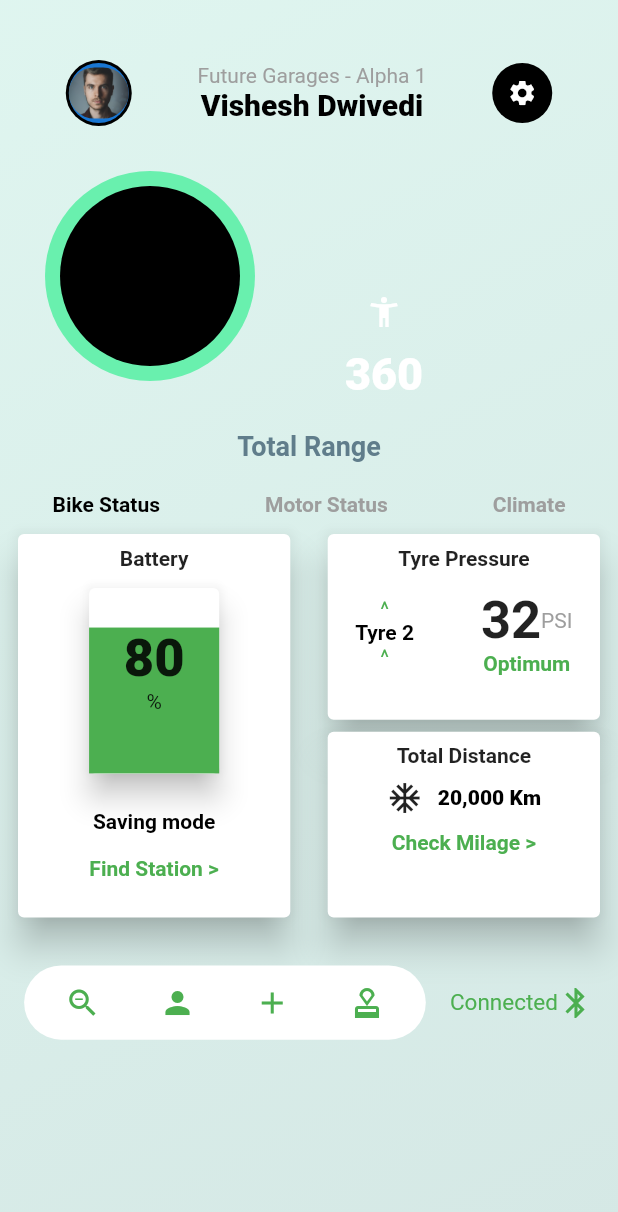
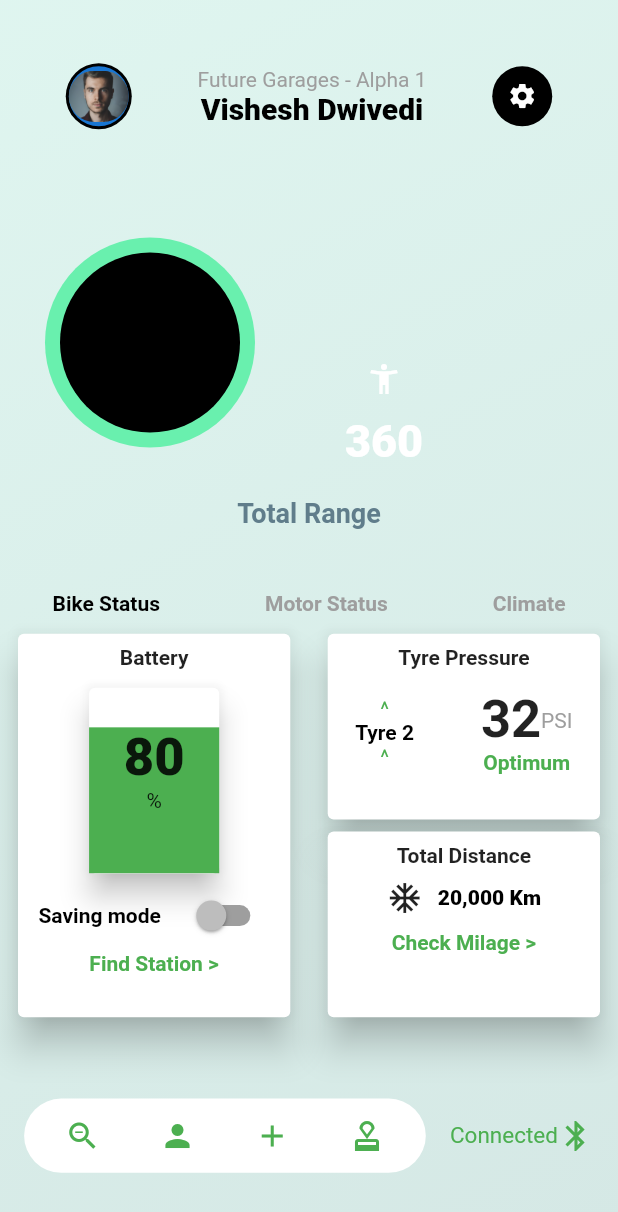
Before and after one commit to AMANSAINI7144/FUTURE_GARAGE, a Flutter app: the screen it shows after launch, on a phone screen of 412 x 824 dp. Shown: the top 1212 px of the screen. Run offline on Flutter 3.47's test engine with Material 2 defaults, Android fonts, the phone set to English and light mode, and no system bars.

Commit message:
toddle bar and little adjustment done!

```diff
--- a/lib/main.dart
+++ b/lib/main.dart
@@ -35,19 +35,11 @@ class _MyAppState extends State<MyApp> {
             ),
           ),
           child: Column(
+            mainAxisAlignment: MainAxisAlignment.spaceEvenly,
             children: <Widget>[
-              SizedBox(
-                height: 40,
-              ),
               UpperBar(),
               UpperBody(),
-              SizedBox(
-                height: 20,
-              ),
               MiddleBody(),
-              SizedBox(
-                height: 20,
-              ),
               LowerBar(),
             ],
           ),
--- a/lib/middleBody.dart
+++ b/lib/middleBody.dart
@@ -77,10 +77,9 @@ class _MiddleBodyState extends State<MiddleBody> {
                                 ),
                                 Container(
                                   height: height * 0.118,
-                                      width: width * 0.23,
+                                  width: width * 0.22,
                                   color: Colors.green,
-                                      child: Column(
-                                        children: <Widget>[
+                                  child: Column(children: <Widget>[
                                     Center(
                                       child: Text(
                                         "80",
@@ -91,15 +90,11 @@ class _MiddleBodyState extends State<MiddleBody> {
                                       ),
                                     ),
                                     Center(child: Text("%")),
-                                        ]
-                                      ),
+                                  ]),
                                 ),
                               ],
                             ),
                           ),
-                          ),
-                          SizedBox(
-                            height: 20,
                         ),
                         Row(
                           mainAxisAlignment: MainAxisAlignment.spaceEvenly,
@@ -111,20 +106,8 @@ class _MiddleBodyState extends State<MiddleBody> {
                                 fontWeight: FontWeight.bold,
                               ),
                             ),
-    /*
-                              // LiteRollingSwitch(
-                              //   value: value,
-                              //   colorOn: Colors.blue,
-                              //   colorOff: Colors.grey,
-                              //   onChanged: (bool status) {
-                              //     value = status;
-                              //   },
-                              //  ),
-    */
+                            SwitchScreen(),
                           ],
-                          ),
-                          SizedBox(
-                            height: 15,
                         ),
                         Text(
                           "Find Station >",
@@ -164,7 +147,8 @@ class _MiddleBodyState extends State<MiddleBody> {
                                     height: 5,
                                   ),
                                   Row(
-                                      mainAxisAlignment: MainAxisAlignment.spaceEvenly,
+                                    mainAxisAlignment:
+                                        MainAxisAlignment.spaceEvenly,
                                     children: <Widget>[
                                       Column(
                                         children: <Widget>[
@@ -195,7 +179,8 @@ class _MiddleBodyState extends State<MiddleBody> {
                                       Column(
                                         children: [
                                           Row(
-                                              mainAxisAlignment: MainAxisAlignment.start,
+                                            mainAxisAlignment:
+                                                MainAxisAlignment.start,
                                             children: <Widget>[
                                               Text(
                                                 "32",
@@ -227,8 +212,7 @@ class _MiddleBodyState extends State<MiddleBody> {
                               ),
                             ),
                           ),
-                          ]
-                      ),
+                        ]),
                     Column(
                         mainAxisAlignment: MainAxisAlignment.spaceEvenly,
                         children: <Widget>[
@@ -244,7 +228,8 @@ class _MiddleBodyState extends State<MiddleBody> {
                                     padding: const EdgeInsets.all(8.0),
                                     child: Text(
                                       "Total Distance",
-                                        style: TextStyle(fontWeight: FontWeight.bold),
+                                      style: TextStyle(
+                                          fontWeight: FontWeight.bold),
                                     ),
                                   ),
                                   Row(
@@ -279,8 +264,7 @@ class _MiddleBodyState extends State<MiddleBody> {
                               ),
                             ),
                           ),
-                          ]
-                      ),
+                        ]),
                   ],
                 ),
               ],
@@ -291,3 +275,44 @@ class _MiddleBodyState extends State<MiddleBody> {
     );
   }
 }
+
+class SwitchScreen extends StatefulWidget {
+  @override
+  SwitchClass createState() => new SwitchClass();
+}
+
+class SwitchClass extends State {
+  bool isSwitched = false;
+
+  void toggleSwitch(bool value) {
+    if (isSwitched == false) {
+      setState(() {
+        isSwitched = true;
+      });
+    } else {
+      setState(() {
+        isSwitched = false;
+      });
+    }
+  }
+
+  @override
+  Widget build(BuildContext context) {
+    return Column(
+      mainAxisAlignment: MainAxisAlignment.center,
+      children: [
+        Transform.scale(
+          scale: 1,
+          child: Switch(
+            onChanged: toggleSwitch,
+            value: isSwitched,
+            activeColor: Colors.green,
+            activeTrackColor: Colors.green,
+            inactiveThumbColor: Colors.black26,
+            inactiveTrackColor: Colors.grey,
+          ),
+        ),
+      ],
+    );
+  }
+}
```
Lines whose indentation alone changed are shown as unchanged.
